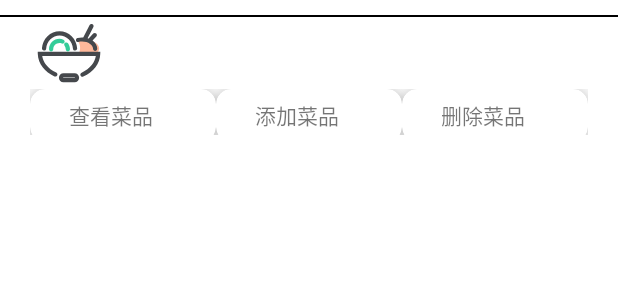
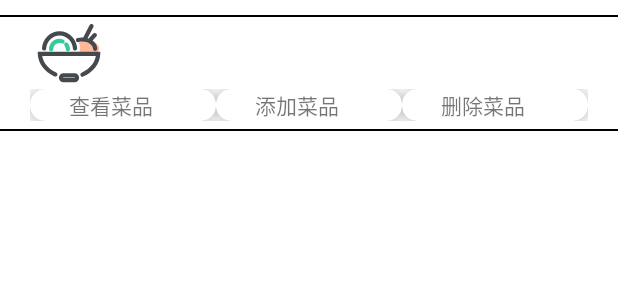
Before and after one commit to SgtPepperr/TakeAway_BH, an Android app: the layout item_store_for_add.xml on its own in the app's theme, with its tools: preview values and no code run, on a phone screen of 412 x 824 dp. Shown: the top 300 px of the screen. Run offline under Robolectric (Android 15) with nearby library versions, the phone set to English and light mode, and no system bars.

Commit message:
修改了管理页面和菜品信息页面显示不全的问题

```diff
--- a/app/src/main/res/layout/activity_good_index.xml
+++ b/app/src/main/res/layout/activity_good_index.xml
@@ -54,7 +54,7 @@
 
             <androidx.cardview.widget.CardView
                 android:layout_width="match_parent"
-                android:layout_height="171dp"
+                android:layout_height="250dp"
                 android:layout_marginLeft="15dp"
                 android:layout_marginTop="15dp"
                 android:layout_marginRight="15dp"
@@ -62,8 +62,8 @@
                 app:cardCornerRadius="4dp">
 
                 <LinearLayout
-                    android:layout_width="382dp"
-                    android:layout_height="159dp"
+                    android:layout_width="match_parent"
+                    android:layout_height="wrap_content"
                     android:layout_margin="10dp"
                     android:orientation="vertical">
 
--- a/app/src/main/res/layout/activity_login.xml
+++ b/app/src/main/res/layout/activity_login.xml
@@ -4,7 +4,6 @@
     android:layout_height="match_parent"
     android:gravity="center_horizontal"
     android:orientation="vertical">
-
 
     <de.hdodenhof.circleimageview.CircleImageView xmlns:app="http://schemas.android.com/apk/res-auto"
         android:id="@+id/profile_head"
--- a/app/src/main/res/layout/item_store_for_add.xml
+++ b/app/src/main/res/layout/item_store_for_add.xml
@@ -2,7 +2,7 @@
 <LinearLayout xmlns:android="http://schemas.android.com/apk/res/android"
     xmlns:app="http://schemas.android.com/apk/res-auto"
     android:layout_width="match_parent"
-    android:layout_height="80dp"
+    android:layout_height="wrap_content"
     android:layout_marginTop="10dp"
     android:orientation="vertical">
 
@@ -27,7 +27,7 @@
 
         <LinearLayout
             android:layout_width="320dp"
-            android:layout_height="match_parent"
+            android:layout_height="wrap_content"
             android:layout_marginRight="10dp"
             android:orientation="vertical">
 
@@ -60,14 +60,14 @@
 
     <LinearLayout
         android:layout_width="match_parent"
-        android:layout_height="35dp"
+        android:layout_height="wrap_content"
         android:layout_marginLeft="20dp"
         android:layout_marginRight="20dp"
         android:orientation="horizontal">
 
         <androidx.cardview.widget.CardView
             android:layout_width="wrap_content"
-            android:layout_height="match_parent"
+            android:layout_height="wrap_content"
             android:layout_weight="1"
             app:cardCornerRadius="10dp"
             app:cardElevation="10dp">
@@ -87,7 +87,7 @@
 
         <androidx.cardview.widget.CardView
             android:layout_width="wrap_content"
-            android:layout_height="match_parent"
+            android:layout_height="wrap_content"
             android:layout_weight="1"
             app:cardCornerRadius="10dp"
             app:cardElevation="10dp">
@@ -106,7 +106,7 @@
 
         <androidx.cardview.widget.CardView
             android:layout_width="wrap_content"
-            android:layout_height="match_parent"
+            android:layout_height="wrap_content"
             android:layout_weight="1"
             app:cardCornerRadius="10dp"
             app:cardElevation="10dp">
```
